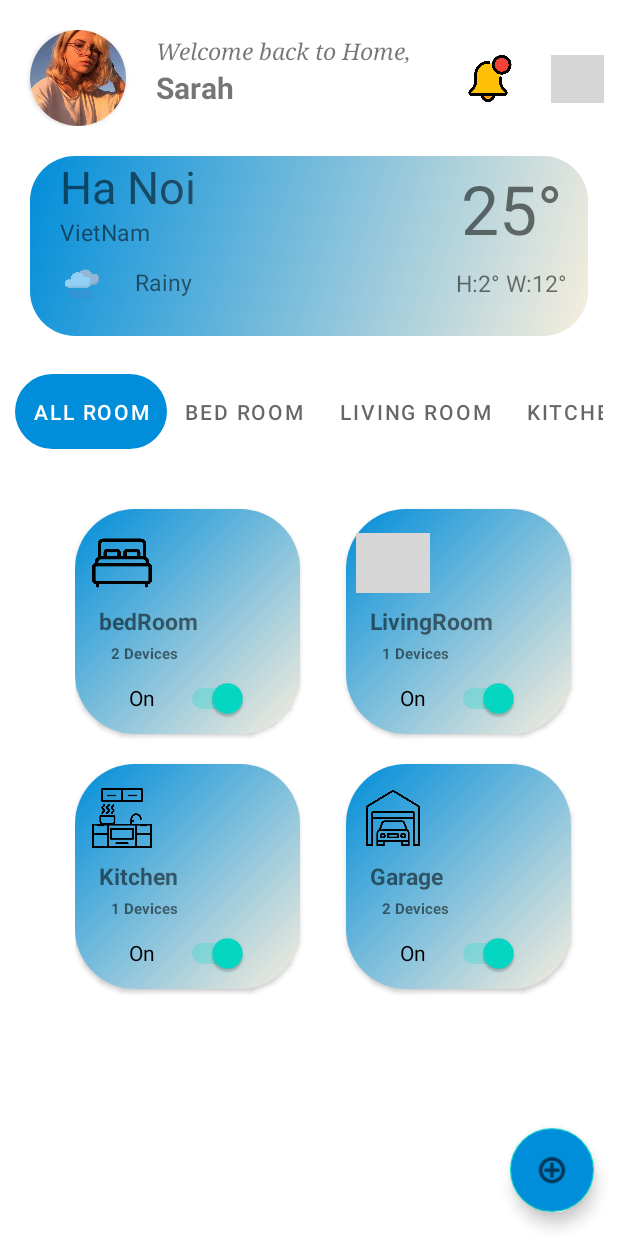
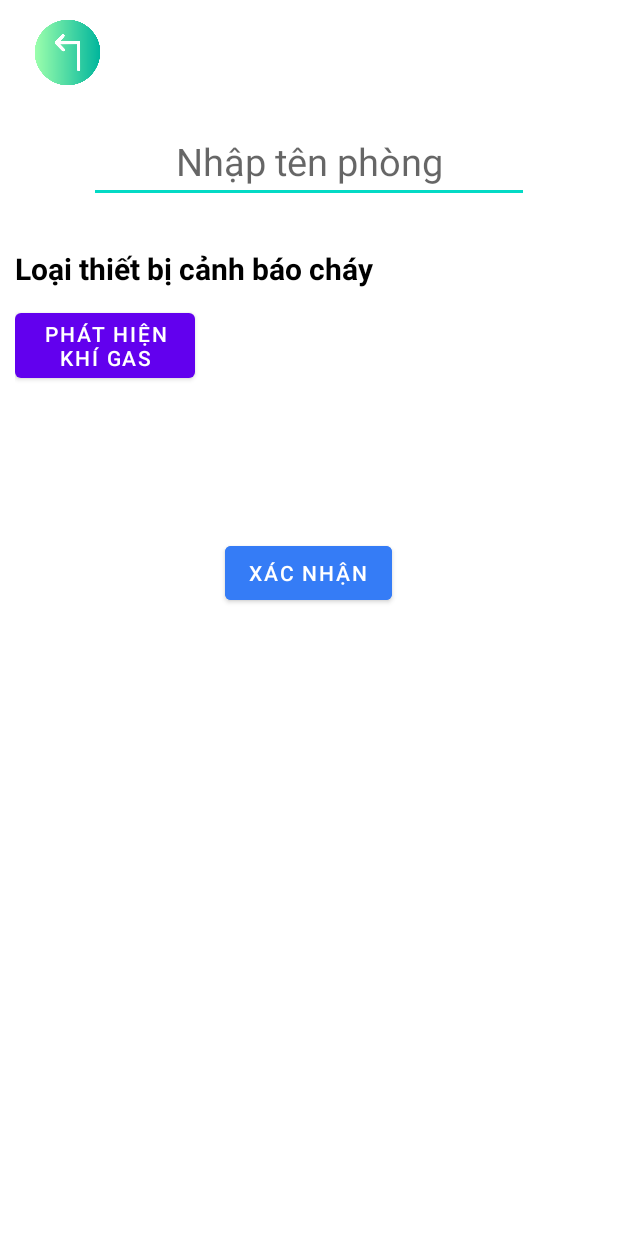
Before and after one commit to vuphucvan203/NCKH, an Android app: the screen it shows after launch (MainActivity before the commit, AddRoomActivity after it), after a tap on an icon or button, on a phone screen of 412 x 824 dp. Run offline under Robolectric (Android 15) with nearby library versions, the phone set to English and light mode, and no system bars; our stand-ins replace Volley; network calls fail; grey boxes are pictures that could not be loaded.

Commit message:
add_room_activity

```diff
--- a/app/src/main/java/com/example/nghiencuukhoahoc/AddRoomActivity.java
+++ b/app/src/main/java/com/example/nghiencuukhoahoc/AddRoomActivity.java
@@ -1,6 +1,10 @@
 package com.example.nghiencuukhoahoc;
 
+import android.content.Intent;
 import android.os.Bundle;
+import android.view.View;
+import android.widget.Button;
+import android.widget.ImageView;
 
 import androidx.activity.EdgeToEdge;
 import androidx.appcompat.app.AppCompatActivity;
@@ -8,12 +12,37 @@ import androidx.core.graphics.Insets;
 import androidx.core.view.ViewCompat;
 import androidx.core.view.WindowInsetsCompat;
 
+import com.google.android.material.textfield.TextInputEditText;
+
 public class AddRoomActivity extends AppCompatActivity {
 
+    protected TextInputEditText roomName;
+    protected Button btn_gasDetectDv, btn_confirm;
+    protected ImageView back;
     @Override
     protected void onCreate(Bundle savedInstanceState) {
         super.onCreate(savedInstanceState);
         setContentView(R.layout.activity_add_room);
+        Init();
+        BackToMainActivity();
+    }
 
+    protected void Init()
+    {
+        roomName = findViewById(R.id.roomNameAdd);
+        btn_gasDetectDv = findViewById(R.id.gasDetectionDevice);
+        btn_confirm = findViewById(R.id.confirmAdd);
+        back = findViewById(R.id.img_back);
+    }
+
+    protected void BackToMainActivity()
+    {
+        back.setOnClickListener(new View.OnClickListener() {
+            @Override
+            public void onClick(View view) {
+                Intent intent = new Intent(AddRoomActivity.this, MainActivity.class);
+                startActivity(intent);
+            }
+        });
     }
 }
--- a/app/src/main/java/com/example/nghiencuukhoahoc/MainActivity.java
+++ b/app/src/main/java/com/example/nghiencuukhoahoc/MainActivity.java
@@ -5,6 +5,7 @@ import androidx.lifecycle.ViewModelProvider;
 import androidx.viewpager2.widget.ViewPager2;
 
 import android.app.Dialog;
+import android.content.Intent;
 import android.media.MediaCodec;
 import android.os.Bundle;
 import android.os.Vibrator;
@@ -63,7 +64,9 @@ public class MainActivity extends AppCompatActivity {
         addbtn.setOnClickListener(new View.OnClickListener() {
             @Override
             public void onClick(View v) {
-                add_room();
+                Intent intent = new Intent(MainActivity.this, AddRoomActivity.class);
+                startActivity(intent);
+                //add_room();
             }
         });
     }
--- a/app/src/main/res/layout/activity_add_room.xml
+++ b/app/src/main/res/layout/activity_add_room.xml
@@ -5,6 +5,93 @@
     android:id="@+id/main"
     android:layout_width="match_parent"
     android:layout_height="match_parent"
+    android:layout_gravity="center"
+    android:gravity="center"
+    android:padding="10dp"
     tools:context=".AddRoomActivity">
 
+    <LinearLayout
+        android:layout_width="match_parent"
+        android:layout_height="wrap_content"
+        android:layout_alignParentTop="true"
+        android:layout_centerHorizontal="true"
+        android:orientation="vertical"
+        tools:ignore="MissingConstraints"
+        tools:layout_editor_absoluteX="9dp">
+        <ImageView
+            android:id="@+id/img_back"
+            android:layout_marginLeft="10dp"
+            android:layout_width="50dp"
+            android:layout_height="50dp"
+            android:scaleType="centerCrop"
+            android:src="@drawable/btn_return" />
+        <LinearLayout
+            android:layout_width="wrap_content"
+            android:layout_height="wrap_content"
+            android:layout_gravity="center"
+            android:layout_marginTop="20dp">
+
+            <com.google.android.material.textfield.TextInputEditText
+                android:id="@+id/roomNameAdd"
+                android:layout_width="wrap_content"
+                android:layout_height="wrap_content"
+                android:layout_weight="1"
+                android:ems="10"
+                android:gravity="center"
+                android:hint="Nhập tên phòng"
+                android:inputType="textPersonName"
+                android:textSize="25dp" />
+        </LinearLayout>
+
+        <LinearLayout
+            android:layout_width="match_parent"
+            android:layout_height="wrap_content"
+            android:layout_alignParentTop="true"
+            android:layout_centerHorizontal="true"
+            android:layout_marginTop="30dp">
+
+            <TextView
+                android:id="@+id/widgetTypeAdd"
+                android:layout_width="wrap_content"
+                android:layout_height="wrap_content"
+                android:layout_weight="1"
+                android:ems="10"
+                android:text="Loại thiết bị cảnh báo cháy"
+                android:textColor="@color/black"
+                android:textSize="20dp"
+                android:textStyle="bold" />
+        </LinearLayout>
+
+        <LinearLayout
+            android:layout_width="match_parent"
+            android:layout_height="wrap_content"
+            android:layout_marginTop="10dp">
+
+            <Button
+                android:id="@+id/gasDetectionDevice"
+                android:layout_width="120dp"
+                android:layout_height="wrap_content"
+                android:text="Phát hiện khí gas" />
+
+        </LinearLayout>
+
+
+        <LinearLayout
+            android:layout_width="wrap_content"
+            android:layout_height="wrap_content"
+            android:layout_gravity="center"
+            android:layout_marginTop="100dp">
+
+            <Button
+                android:id="@+id/confirmAdd"
+                android:layout_width="0dp"
+                android:layout_height="wrap_content"
+                android:layout_marginLeft="20dp"
+                android:layout_marginRight="20dp"
+                android:layout_weight="1"
+                android:backgroundTint="@color/primaryColor"
+                android:text="XÁC NHẬN" />
+
+        </LinearLayout>
+    </LinearLayout>
 </androidx.constraintlayout.widget.ConstraintLayout>
```
